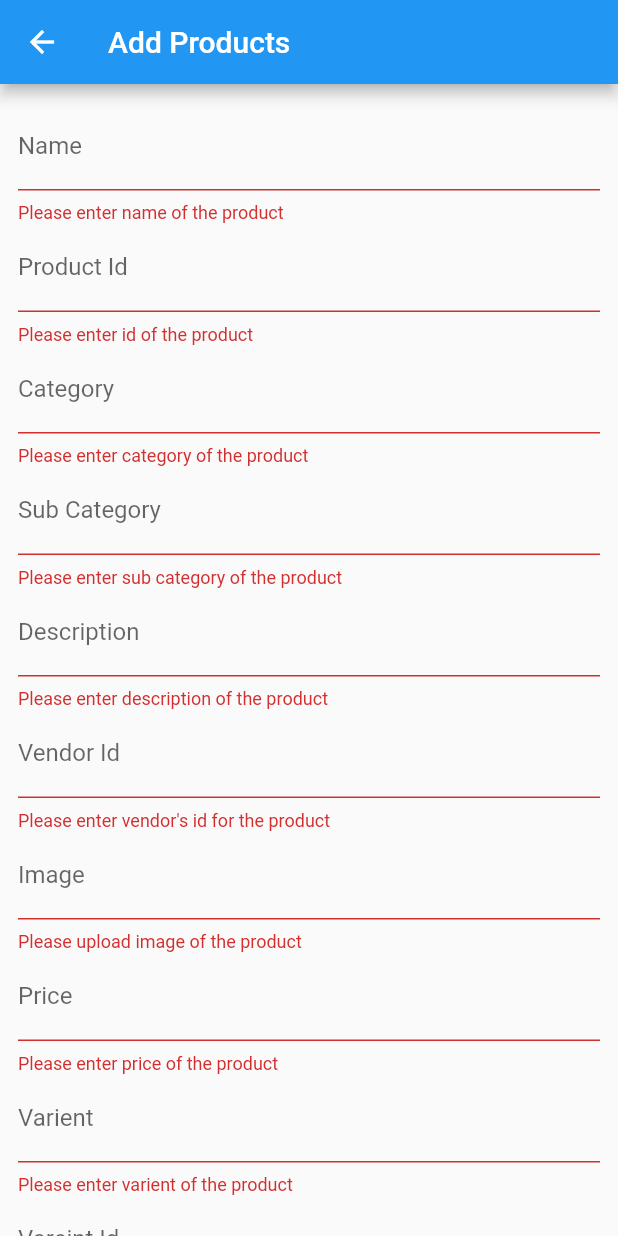
After one commit to Mrashoo24/homelyy_vendor, a Flutter app: the AddProduct screen opened directly, after a tap on "Add", on a phone screen of 412 x 824 dp. The commit adds this screen. Run offline on Flutter 3.47's test engine with Material 2 defaults, Android fonts, the phone set to English and light mode, and no system bars; our stand-ins replace cloud_firestore, font_awesome_flutter, get, google_fonts; missing offline and left inert: custom_switch; accounts and stored records are empty.

Commit message:
add-product-screen

```diff
--- a/lib/main.dart
+++ b/lib/main.dart
@@ -12,6 +12,7 @@ import 'package:homelyvendor/product/category.dart';
 import 'Orders/orderpage.dart';
 import 'Orders/preparing.dart';
 import 'Orders/ready.dart';
+import 'product/add_products.dart';
 
 void main() {
   runApp(const MyApp());
@@ -79,11 +80,18 @@ class _MyHomePageState extends State<MyHomePage> {
                   leading: const Icon(Icons.monetization_on),
                   title: const Text('Payments'),
                   onTap: () => {
-                    Get.to(const OrderHistory(
+                    Get.to(
+                      const OrderHistory(
                           // businessName:
                           // widget.businessName ?? businessName1,
-                        ))
+                          ),
+                    ),
                   },
+                ),
+                ListTile(
+                  leading: const Icon(Icons.add),
+                  title: const Text('Add Product'),
+                  onTap: () => {Get.to(const AddProduct())},
                 ),
                 ListTile(
                   leading: const Icon(Icons.door_back_door),
@@ -199,7 +207,8 @@ class _MyHomePageState extends State<MyHomePage> {
               child: Text(
                 count,
                 style: GoogleFonts.basic(color: Colors.white, fontSize: 18),
-                ))
+              ),
+            )
           ],
         ),
         onTap: press,
--- /dev/null
+++ b/lib/product/add_products.dart
@@ -0,0 +1,279 @@
+import 'package:flutter/material.dart';
+import 'package:get/get.dart';
+import 'package:homelyvendor/components/api.dart';
+import 'package:homelyvendor/main.dart';
+import 'package:intl/intl.dart';
+
+class AddProduct extends StatefulWidget {
+  const AddProduct({Key key}) : super(key: key);
+
+  @override
+  _AddProductState createState() => _AddProductState();
+}
+
+class _AddProductState extends State<AddProduct> {
+  final _formKey = GlobalKey<FormState>();
+  final _allApi = AllApi();
+  var _productName = '';
+  var _productId = '';
+  var _productCategory = '';
+  var _productSubCategory = '';
+  var _productDescription = '';
+  var _vendorId = '';
+  var _productImage = '';
+  var _productPrice = '';
+  var _productVarient = '';
+  var _varientId = '';
+  var _cutPrice = '';
+  var _isLoading = false;
+
+  bool _trySubmit() {
+    final isValid = _formKey.currentState.validate();
+    if (isValid) {
+      FocusScope.of(context).unfocus();
+      _formKey.currentState.save();
+    }
+    return isValid;
+  }
+
+  @override
+  Widget build(BuildContext context) {
+    return Scaffold(
+      appBar: AppBar(
+        title: const Text('Add Products'),
+      ),
+      body: _isLoading
+          ? const Center(
+              child: CircularProgressIndicator(),
+            )
+          : SingleChildScrollView(
+              child: Padding(
+                padding: const EdgeInsets.all(12.0),
+                child: Form(
+                  key: _formKey,
+                  child: Column(
+                    children: [
+                      TextFormField(
+                        decoration: const InputDecoration(
+                          label: Text('Name'),
+                          hintText: 'Enter name of the product',
+                        ),
+                        validator: (value) {
+                          if (value.isEmpty) {
+                            return 'Please enter name of the product';
+                          }
+                          return null;
+                        },
+                        onSaved: (value) {
+                          _productName = value;
+                        },
+                      ),
+                      TextFormField(
+                        decoration: const InputDecoration(
+                          label: Text('Product Id'),
+                          hintText: 'Enter id of the product',
+                        ),
+                        validator: (value) {
+                          if (value.isEmpty) {
+                            return 'Please enter id of the product';
+                          }
+                          return null;
+                        },
+                        onSaved: (value) {
+                          _productId = value;
+                        },
+                      ),
+                      TextFormField(
+                        decoration: const InputDecoration(
+                          label: Text('Category'),
+                          hintText: 'Enter category of the product',
+                        ),
+                        validator: (value) {
+                          if (value.isEmpty) {
+                            return 'Please enter category of the product';
+                          }
+                          return null;
+                        },
+                        onSaved: (value) {
+                          _productCategory = value;
+                        },
+                      ),
+                      TextFormField(
+                        decoration: const InputDecoration(
+                          label: Text('Sub Category'),
+                          hintText: 'Enter sub category of the product',
+                        ),
+                        validator: (value) {
+                          if (value.isEmpty) {
+                            return 'Please enter sub category of the product';
+                          }
+                          return null;
+                        },
+                        onSaved: (value) {
+                          _productSubCategory = value;
+                        },
+                      ),
+                      TextFormField(
+                        decoration: const InputDecoration(
+                          label: Text('Description'),
+                          hintText: 'Enter description of the product',
+                        ),
+                        validator: (value) {
+                          if (value.isEmpty) {
+                            return 'Please enter description of the product';
+                          }
+                          return null;
+                        },
+                        onSaved: (value) {
+                          _productDescription = value;
+                        },
+                      ),
+                      TextFormField(
+                        decoration: const InputDecoration(
+                          label: Text('Vendor Id'),
+                          hintText: 'Enter the vendor\'s id',
+                        ),
+                        validator: (value) {
+                          if (value.isEmpty) {
+                            return 'Please enter vendor\'s id for the product';
+                          }
+                          return null;
+                        },
+                        onSaved: (value) {
+                          _vendorId = value;
+                        },
+                      ),
+                      TextFormField(
+                        decoration: const InputDecoration(
+                          label: Text('Image'),
+                          hintText: 'Upload image of the product',
+                        ),
+                        validator: (value) {
+                          if (value.isEmpty) {
+                            return 'Please upload image of the product';
+                          }
+                          return null;
+                        },
+                        onSaved: (value) {
+                          _productImage = value;
+                        },
+                      ),
+                      TextFormField(
+                        decoration: const InputDecoration(
+                          label: Text('Price'),
+                          hintText: 'Enter price of the product',
+                        ),
+                        validator: (value) {
+                          if (value.isEmpty) {
+                            return 'Please enter price of the product';
+                          }
+                          return null;
+                        },
+                        onSaved: (value) {
+                          _productPrice = value;
+                        },
+                      ),
+                      TextFormField(
+                        decoration: const InputDecoration(
+                          label: Text('Varient'),
+                          hintText: 'Enter varient of the product',
+                        ),
+                        validator: (value) {
+                          if (value.isEmpty) {
+                            return 'Please enter varient of the product';
+                          }
+                          return null;
+                        },
+                        onSaved: (value) {
+                          _productVarient = value;
+                        },
+                      ),
+                      TextFormField(
+                        decoration: const InputDecoration(
+                          label: Text('Vareint Id'),
+                          hintText: 'Enter varient id of the product',
+                        ),
+                        validator: (value) {
+                          if (value.isEmpty) {
+                            return 'Please enter varient id of the product';
+                          }
+                          return null;
+                        },
+                        onSaved: (value) {
+                          _varientId = value;
+                        },
+                      ),
+                      TextFormField(
+                        decoration: const InputDecoration(
+                          label: Text('Cut Price'),
+                          hintText: 'Enter cut price of the product',
+                        ),
+                        validator: (value) {
+                          if (value.isEmpty) {
+                            return 'Please enter cut price of the product';
+                          }
+                          return null;
+                        },
+                        onSaved: (value) {
+                          _cutPrice = value;
+                        },
+                      ),
+                      const SizedBox(
+                        height: 20,
+                      ),
+                      ElevatedButton(
+                        onPressed: () async {
+                          final canSubmit = _trySubmit();
+                          if (canSubmit) {
+                            setState(() {
+                              _isLoading = !_isLoading;
+                            });
+                            await _allApi.addProduct(
+                              productName: _productName,
+                              productId: _productId,
+                              productCategory: _productCategory,
+                              productSubCategory: _productSubCategory,
+                              productDescription: _productDescription,
+                              vendorId: _vendorId,
+                              productImage: _productImage,
+                              productPrice: _productPrice,
+                              productVarient: _productVarient,
+                              varientId: _varientId,
+                              cutPrice: _cutPrice,
+                              requestDate: DateFormat('dd-MM-yyyy hh:mm a')
+                                  .format(DateTime.now()),
+                            );
+                            setState(() {
+                              _isLoading = !_isLoading;
+                            });
+                            showDialog(
+                              context: context,
+                              builder: (ctx) {
+                                return AlertDialog(
+                                  title:
+                                      const Text('Product Sent for Approval'),
+                                  content: const Text(
+                                      'Your product will be added once admin approves it.'),
+                                  actions: [
+                                    TextButton(
+                                      onPressed: () {
+                                        Get.offAll(const MyHomePage());
+                                      },
+                                      child: const Text('Ok'),
+                                    ),
+                                  ],
+                                );
+                              },
+                            );
+                          }
+                        },
+                        child: const Text('Add'),
+                      ),
+                    ],
+                  ),
+                ),
+              ),
+            ),
+    );
+  }
+}
```
Also changed, not shown: lib/components/api.dart (+39 -0 lines), 8 other files. Lines whose indentation alone changed are shown as unchanged.
